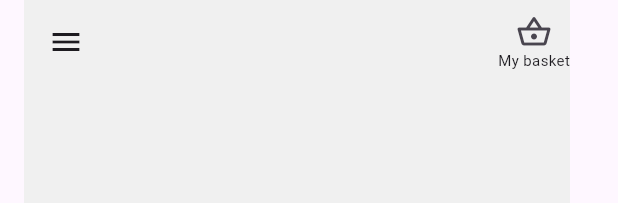
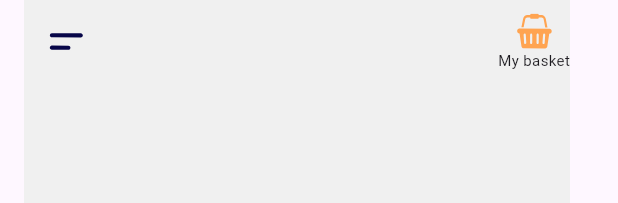
Before and after one commit to kanmear/flutter_test_task_2, a Flutter app: the CustomAppBar widget shown alone on an empty page, opened directly, on a phone screen of 412 x 824 dp. Shown: the top 203 px of the screen. Run offline on Flutter 3.47's test engine with Material 3 defaults, Android fonts, the phone set to English and light mode, and no system bars; our stand-ins replace flutter_bloc, flutter_svg; network calls fail.

Commit message:
ui: custom icons

```diff
--- a/lib/shop/view/widgets/app_bar.dart
+++ b/lib/shop/view/widgets/app_bar.dart
@@ -1,4 +1,6 @@
 import 'package:flutter/material.dart';
+
+import 'package:flutter_svg/flutter_svg.dart';
 
 class CustomAppBar extends StatelessWidget implements PreferredSizeWidget {
   const CustomAppBar({super.key});
@@ -9,15 +11,25 @@ class CustomAppBar extends StatelessWidget implements PreferredSizeWidget {
       padding: const EdgeInsets.only(left: 16, right: 32),
       child: AppBar(
         backgroundColor: const Color(0xffF0F0F0),
-        leading: const Icon(Icons.menu),
+        leading: SvgPicture.asset(
+          'assets/svg/menu.svg',
+          width: 24,
+          height: 24,
+          fit: BoxFit.scaleDown,
+        ),
         actions: [
           GestureDetector(
               onTap: () => {},
-              child: const Column(
+              child: Column(
                 mainAxisAlignment: MainAxisAlignment.center,
                 children: [
-                  Icon(Icons.shopping_basket_outlined),
-                  Text(
+                  SvgPicture.asset(
+                    'assets/svg/shopping_basket.svg',
+                    width: 24,
+                    height: 24,
+                    fit: BoxFit.scaleDown,
+                  ),
+                  const Text(
                     'My basket',
                     style: TextStyle(fontSize: 10, fontWeight: FontWeight.w400),
                   )
--- a/pubspec.yaml
+++ b/pubspec.yaml
@@ -11,6 +11,7 @@ dependencies:
     sdk: flutter
   intl:
   flutter_bloc:
+  flutter_svg:
 
 dev_dependencies:
   flutter_test:
@@ -19,3 +20,6 @@ dev_dependencies:
 
 flutter:
   uses-material-design: true
+  assets:
+    - assets/
+    - assets/svg/
```
Also changed, not shown: lib/shop/view/widgets/search_bar.dart (+11 -4 lines), assets/svg/filter.svg (added), assets/svg/menu.svg (added), assets/svg/shopping_basket.svg (added), pubspec.lock.
